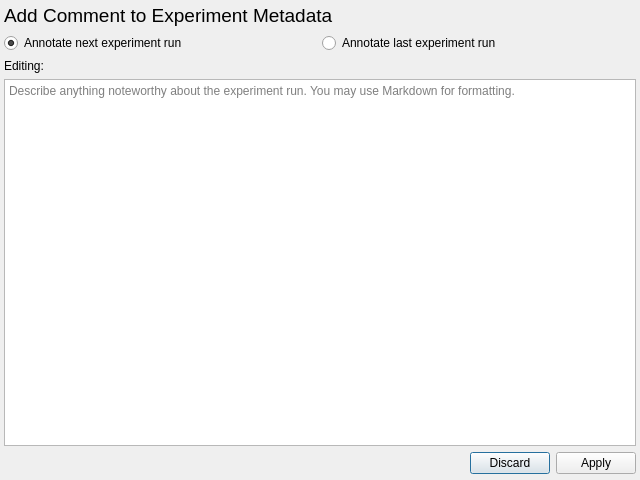
The window that src/commentdialog.ui (syntalos/syntalos) describes before a commit, drawn with Qt 5.
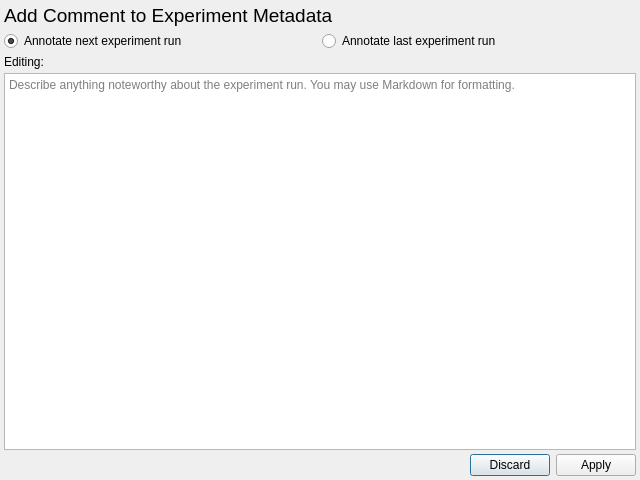
The same window after the commit. Custom widgets are drawn as their Qt base class.

Commit message: trivial: Harmonize some layout spacings

Diff of the .ui file:
```diff
--- a/src/commentdialog.ui
+++ b/src/commentdialog.ui
@@ -14,6 +14,9 @@
    <string>Dialog</string>
   </property>
   <layout class="QVBoxLayout" name="verticalLayout">
+   <property name="spacing">
+    <number>4</number>
+   </property>
    <property name="leftMargin">
     <number>4</number>
    </property>
@@ -24,7 +27,7 @@
     <number>4</number>
    </property>
    <property name="bottomMargin">
-    <number>6</number>
+    <number>4</number>
    </property>
    <item>
     <widget class="QLabel" name="label">
```
The commit also changes 4 other files.
